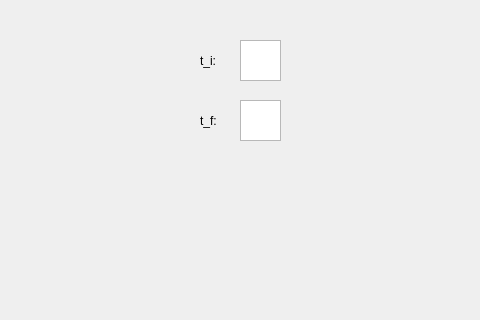
First picture: the form in mainwindow.ui, repository miguelfaf10/twiice_qt_app, before the edit; both pictures show x 340 to 820 and y 0 to 320 of the 820 by 938 pixel window.
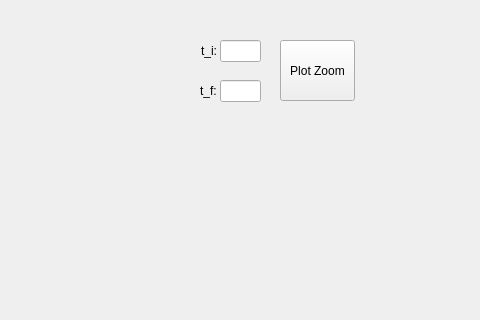
Second picture: the form after the edit. Custom widgets are drawn as their Qt base class.

Commit message: Add zoom-in plot with configurable time interval

What changed in the file:
```diff
--- a/mainwindow.ui
+++ b/mainwindow.ui
@@ -34,23 +34,13 @@
      </rect>
     </property>
    </widget>
-   <widget class="QPlainTextEdit" name="inputTi">
-    <property name="geometry">
-     <rect>
-      <x>580</x>
-      <y>40</y>
-      <width>41</width>
-      <height>41</height>
-     </rect>
-    </property>
-   </widget>
    <widget class="QLabel" name="labelTi">
     <property name="geometry">
      <rect>
-      <x>540</x>
+      <x>541</x>
       <y>40</y>
-      <width>41</width>
-      <height>41</height>
+      <width>21</width>
+      <height>21</height>
      </rect>
     </property>
     <property name="text">
@@ -61,25 +51,15 @@
     <property name="geometry">
      <rect>
       <x>540</x>
-      <y>100</y>
-      <width>41</width>
-      <height>41</height>
+      <y>80</y>
+      <width>21</width>
+      <height>21</height>
      </rect>
     </property>
     <property name="text">
      <string>t_f:</string>
     </property>
    </widget>
-   <widget class="QPlainTextEdit" name="inputTf">
-    <property name="geometry">
-     <rect>
-      <x>580</x>
-      <y>100</y>
-      <width>41</width>
-      <height>41</height>
-     </rect>
-    </property>
-   </widget>
    <widget class="QCustomPlot" name="plotRegression" native="true">
     <property name="geometry">
      <rect>
@@ -100,6 +80,39 @@
      </rect>
     </property>
    </widget>
+   <widget class="QLineEdit" name="inputTimeBegin">
+    <property name="geometry">
+     <rect>
+      <x>560</x>
+      <y>40</y>
+      <width>41</width>
+      <height>22</height>
+     </rect>
+    </property>
+   </widget>
+   <widget class="QLineEdit" name="inputTimeEnd">
+    <property name="geometry">
+     <rect>
+      <x>560</x>
+      <y>80</y>
+      <width>41</width>
+      <height>22</height>
+     </rect>
+    </property>
+   </widget>
+   <widget class="QPushButton" name="buttonPlotZoom">
+    <property name="geometry">
+     <rect>
+      <x>620</x>
+      <y>40</y>
+      <width>75</width>
+      <height>61</height>
+     </rect>
+    </property>
+    <property name="text">
+     <string>Plot Zoom</string>
+    </property>
+   </widget>
   </widget>
   <widget class="QMenuBar" name="menubar">
    <property name="geometry">
```
The commit also changes 10 other files.
